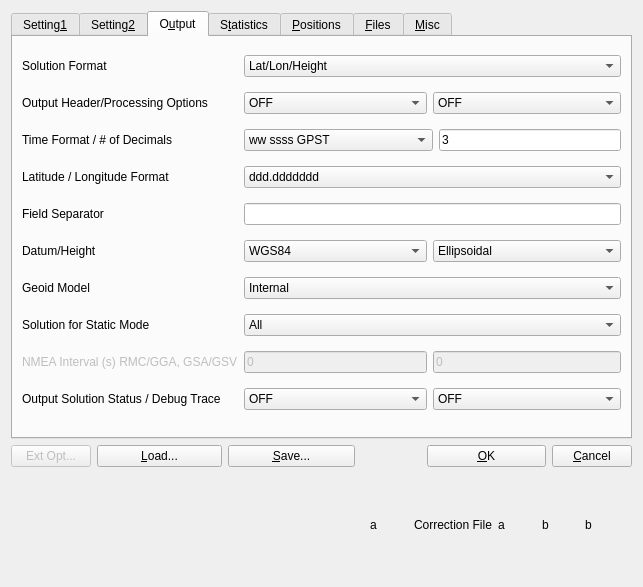
Qt form app/rtkpost_qt/postopt.ui (tomojitakasu/RTKLIB) before a commit.
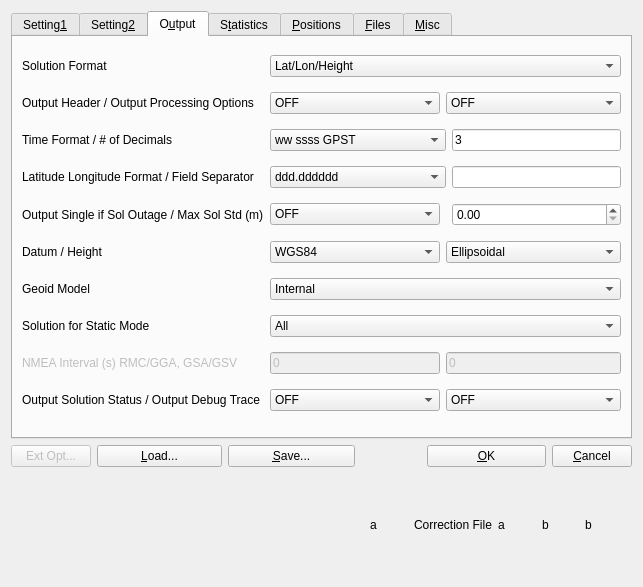
The same form after that commit. The open tabs and pages were chosen to show the change. Icons and pictures are not drawn.

```diff
--- a/app/rtkpost_qt/postopt.ui
+++ b/app/rtkpost_qt/postopt.ui
@@ -1421,7 +1421,7 @@
           <string/>
          </property>
          <property name="text">
-          <string>Output Header/Processing Options</string>
+          <string>Output Header / Output Processing Options</string>
          </property>
         </widget>
        </item>
@@ -1530,30 +1530,10 @@
           <string/>
          </property>
          <property name="text">
-          <string>Latitude / Longitude Format</string>
+          <string>Latitude Longitude Format / Field Separator</string>
          </property>
         </widget>
        </item>
-       <item row="3" column="1" colspan="3">
-        <widget class="QComboBox" name="LatLonFormat">
-         <property name="enabled">
-          <bool>true</bool>
-         </property>
-         <property name="toolTip">
-          <string/>
-         </property>
-         <item>
-          <property name="text">
-           <string>ddd.ddddddd</string>
-          </property>
-         </item>
-         <item>
-          <property name="text">
-           <string>ddd mm ss.sss</string>
-          </property>
-         </item>
-        </widget>
-       </item>
        <item row="4" column="0">
         <widget class="QLabel" name="LabelFieldSep">
          <property name="enabled">
@@ -1563,20 +1543,7 @@
           <string/>
          </property>
          <property name="text">
-          <string>Field Separator</string>
-         </property>
-        </widget>
-       </item>
-       <item row="4" column="1" colspan="3">
-        <widget class="QLineEdit" name="FieldSep">
-         <property name="enabled">
-          <bool>true</bool>
-         </property>
-         <property name="toolTip">
-          <string/>
-         </property>
-         <property name="text">
-          <string/>
+          <string>Output Single if Sol Outage / Max Sol Std (m)</string>
          </property>
         </widget>
        </item>
@@ -1589,7 +1556,7 @@
           <string/>
          </property>
          <property name="text">
-          <string>Datum/Height</string>
+          <string>Datum / Height</string>
          </property>
         </widget>
        </item>
@@ -1757,7 +1724,7 @@
           <string/>
          </property>
          <property name="text">
-          <string>Output Solution Status / Debug Trace</string>
+          <string>Output Solution Status / Output Debug Trace</string>
          </property>
         </widget>
        </item>
@@ -1826,6 +1793,59 @@
          </item>
         </widget>
        </item>
+       <item row="3" column="1" colspan="2">
+        <widget class="QComboBox" name="LatLonFormat">
+         <property name="enabled">
+          <bool>true</bool>
+         </property>
+         <property name="toolTip">
+          <string/>
+         </property>
+         <property name="currentText">
+          <string>ddd.dddddd</string>
+         </property>
+         <item>
+          <property name="text">
+           <string>ddd.dddddd</string>
+          </property>
+         </item>
+         <item>
+          <property name="text">
+           <string>ddd mm ss.ss</string>
+          </property>
+         </item>
+        </widget>
+       </item>
+       <item row="3" column="3">
+        <widget class="QLineEdit" name="FieldSep">
+         <property name="enabled">
+          <bool>true</bool>
+         </property>
+         <property name="toolTip">
+          <string/>
+         </property>
+         <property name="text">
+          <string/>
+         </property>
+        </widget>
+       </item>
+       <item row="4" column="1">
+        <widget class="QComboBox" name="OutputSingle">
+         <item>
+          <property name="text">
+           <string>OFF</string>
+          </property>
+         </item>
+         <item>
+          <property name="text">
+           <string>ON</string>
+          </property>
+         </item>
+        </widget>
+       </item>
+       <item row="4" column="3">
+        <widget class="QDoubleSpinBox" name="MaxSolStd"/>
+       </item>
       </layout>
      </widget>
      <widget class="QWidget" name="TabSheet4">
```
Left out of the diff: 14 changed lines with no effect on the pictures.
